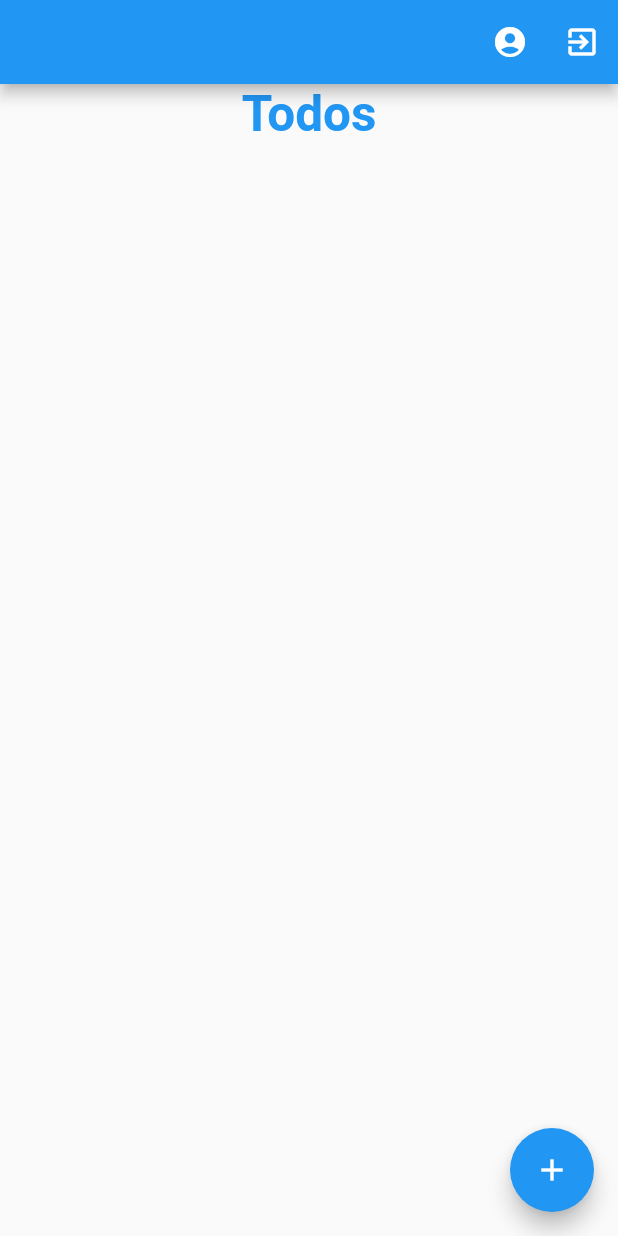
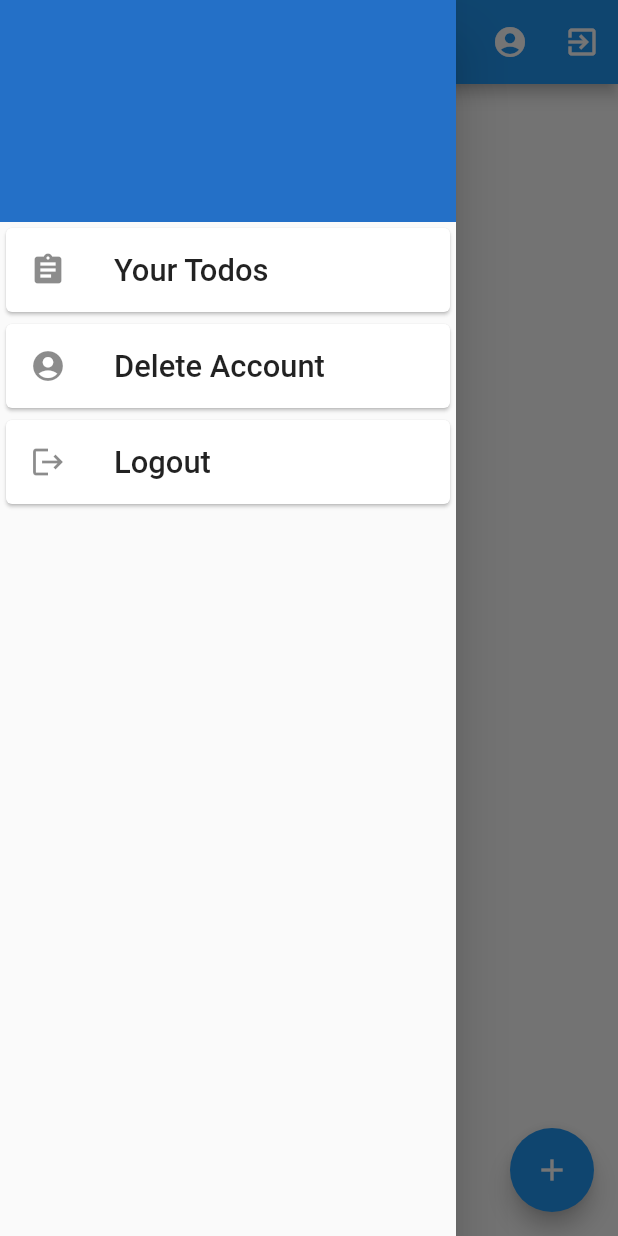
Before and after one commit to Prakash080/Final-TODO, a Flutter app: the screen it shows once a user with an empty profile is signed in, with the side drawer open (before the commit the screen has no drawer), on a phone screen of 412 x 824 dp. Run offline on Flutter 3.47's test engine with Material 2 defaults, Android fonts, the phone set to English and light mode, and no system bars; our stand-ins replace cloud_firestore, firebase_auth, firebase_core, font_awesome_flutter, get, google_sign_in; accounts and stored records are empty; network calls fail; Roboto replaces fonts that are missing (Montserrat).

Commit message:
Added Drawer

```diff
--- a/lib/controllers/authController.dart
+++ b/lib/controllers/authController.dart
@@ -9,6 +9,7 @@ import 'package:phone_login/screens/home.dart';
 import 'package:phone_login/screens/login.dart';
 import 'package:phone_login/screens/verification.dart';
 import 'package:phone_login/services/fireDB.dart';
+import 'package:phone_login/utils/root.dart';
 
 class AuthController extends GetxController {
   FirebaseAuth _auth = FirebaseAuth.instance;
@@ -65,8 +66,8 @@ class AuthController extends GetxController {
   }
 
   Future logOut() async {
-    await googleSignIn.signOut();
     await _auth.signOut();
+    Get.offAll(Root());
   }
 
   void getErrorSnack(String title, String message) {
@@ -140,7 +141,7 @@ class AuthController extends GetxController {
 
     _auth.verifyPhoneNumber(
         phoneNumber: phone,
-        timeout: Duration(seconds: 60),
+        timeout: Duration(seconds: 5),
         verificationCompleted: (AuthCredential credential) async {
           Navigator.of(context).pop();
 
@@ -153,7 +154,6 @@ class AuthController extends GetxController {
           } else {
             print("Error");
           }
-
           //This callback would gets called when verification is done auto maticlly
         },
         verificationFailed: (Exception exception) {
--- /dev/null
+++ b/lib/screens/drawer.dart
@@ -0,0 +1,77 @@
+import 'package:firebase_auth/firebase_auth.dart';
+import 'package:flutter/material.dart';
+import 'package:get/get.dart';
+import 'package:phone_login/controllers/authController.dart';
+import 'package:phone_login/screens/deleteaccount.dart';
+import 'package:phone_login/screens/home.dart';
+import 'package:phone_login/screens/login.dart';
+
+class Home_drawer extends GetWidget<AuthController> {
+  FirebaseAuth _auth = FirebaseAuth.instance;
+
+  var mainColor = Color(0xff2470c7);
+  @override
+  Widget build(BuildContext context) {
+    return Drawer(
+      child: Column(
+        children: <Widget>[
+          Container(
+            width: double.infinity,
+            padding: EdgeInsets.only(top: 100, bottom: 10, left: 10, right: 10),
+            color: mainColor,
+            child: Center(
+              child: Column(
+                children: <Widget>[
+                  Text(_auth.currentUser.uid.toString(),
+                      style: TextStyle(
+                        fontFamily: 'Montserrat',
+                        fontSize: MediaQuery.of(context).size.height / 50,
+                      )),
+                  Text(_auth.currentUser.email.toString(),
+                      style: TextStyle(
+                        fontFamily: 'Montserrat',
+                        fontSize: MediaQuery.of(context).size.height / 50,
+                      )),
+                ],
+              ),
+            ),
+          ),
+          Card(
+            child: ListTile(
+              leading: Icon(Icons.assignment),
+              title: Text("Your Todos",
+                  style: TextStyle(
+                    fontFamily: 'Montserrat',
+                    fontSize: MediaQuery.of(context).size.height / 40,
+                  )),
+              onTap: () {
+                User user = _auth.currentUser;
+                Get.to(Home());
+              },
+            ),
+          ),
+          Card(
+            child: ListTile(
+              leading: Icon(Icons.account_circle),
+              title: Text("Delete Account",
+                  style: TextStyle(
+                    fontFamily: 'Montserrat',
+                    fontSize: MediaQuery.of(context).size.height / 40,
+                  )),
+              onTap: () => Get.to(DeleteAccount()),
+            ),
+          ),
+          Card(
+              child: ListTile(
+                  leading: Icon(Icons.logout),
+                  title: Text("Logout",
+                      style: TextStyle(
+                        fontFamily: 'Montserrat',
+                        fontSize: MediaQuery.of(context).size.height / 40,
+                      )),
+                  onTap: () => controller.logOut()))
+        ],
+      ),
+    );
+  }
+}
--- a/lib/screens/home.dart
+++ b/lib/screens/home.dart
@@ -5,6 +5,7 @@ import 'package:phone_login/controllers/authController.dart';
 import 'package:phone_login/controllers/todoController.dart';
 import 'package:phone_login/controllers/userController.dart';
 import 'package:phone_login/screens/deleteaccount.dart';
+import 'package:phone_login/screens/drawer.dart';
 import 'package:phone_login/services/fireDB.dart';
 import 'package:phone_login/widgets/todoAlert.dart';
 import 'package:phone_login/widgets/todoCard.dart';
@@ -30,6 +31,7 @@ class Home extends StatelessWidget {
   @override
   Widget build(BuildContext context) {
     return Scaffold(
+      drawer: Home_drawer(),
       appBar: AppBar(
         title: getUserName(),
         actions: [
```
